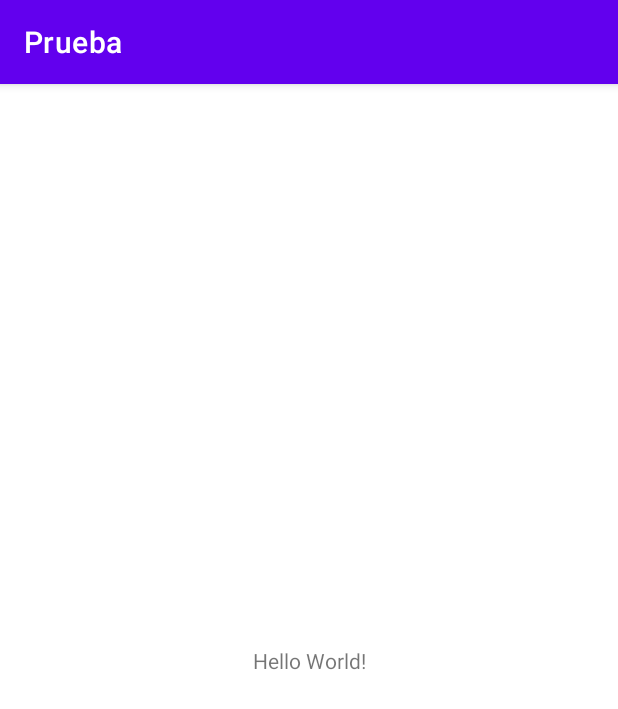
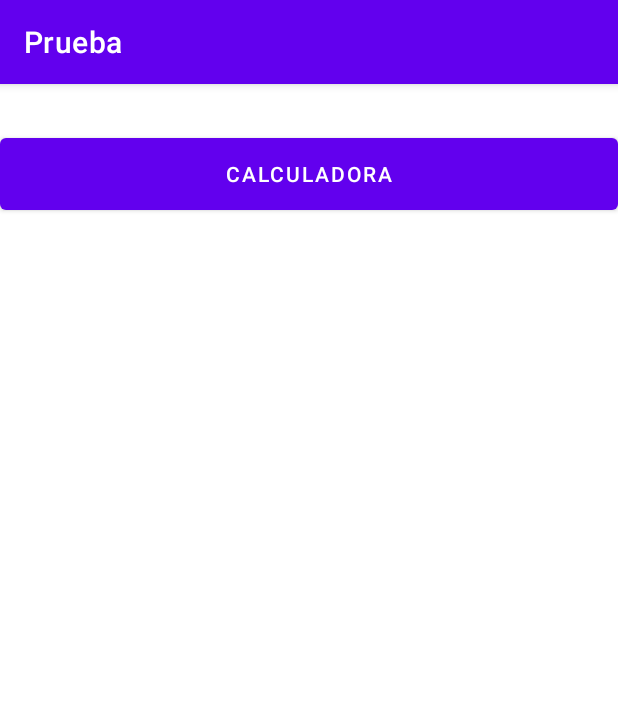
Before and after one commit to juan-bot/prueba, an Android app: the screen it shows after launch (MainActivity), on a phone screen of 412 x 824 dp. Shown: the top 709 px of the screen. Run offline under Robolectric (Android 15) with nearby library versions, the phone set to English and light mode, and no system bars.

```diff
--- /dev/null
+++ b/app/src/main/java/com/example/prueba/presentation/view/FrgMenu.kt
@@ -0,0 +1,31 @@
+package com.example.prueba.presentation.view
+
+import android.os.Bundle
+import androidx.fragment.app.Fragment
+import android.view.LayoutInflater
+import android.view.View
+import android.view.ViewGroup
+import androidx.navigation.Navigation
+import androidx.navigation.findNavController
+import com.example.prueba.R
+import com.example.prueba.databinding.FrgCalculadoraBinding
+import com.example.prueba.databinding.FrgMenuFrgBinding
+
+class FrgMenu : Fragment() {
+    private lateinit var binding: FrgMenuFrgBinding
+    override fun onCreateView(
+        inflater: LayoutInflater, container: ViewGroup?,
+        savedInstanceState: Bundle?
+    ): View? {
+        // Inflate the layout for this fragment
+        binding = FrgMenuFrgBinding.inflate(inflater,container,false)
+        return binding.root
+    }
+
+    override fun onViewCreated(view: View, savedInstanceState: Bundle?) {
+        super.onViewCreated(view, savedInstanceState)
+        binding.btncalculator.setOnClickListener{
+            view.findNavController().navigate(R.id.toFrgCalculadora)
+        }
+    }
+}
--- a/app/src/main/res/layout/activity_main.xml
+++ b/app/src/main/res/layout/activity_main.xml
@@ -5,14 +5,16 @@
     android:layout_width="match_parent"
     android:layout_height="match_parent"
     tools:context=".MainActivity">
+    <androidx.fragment.app.FragmentContainerView
+        android:id="@+id/nav_host_fragment"
+        android:name="androidx.navigation.fragment.NavHostFragment"
+        android:layout_width="0dp"
+        android:layout_height="0dp"
+        app:layout_constraintLeft_toLeftOf="parent"
+        app:layout_constraintRight_toRightOf="parent"
+        app:layout_constraintTop_toTopOf="parent"
+        app:layout_constraintBottom_toBottomOf="parent"
 
-    <TextView
-        android:layout_width="wrap_content"
-        android:layout_height="wrap_content"
-        android:text="Hello World!"
-        app:layout_constraintBottom_toBottomOf="parent"
-        app:layout_constraintEnd_toEndOf="parent"
-        app:layout_constraintStart_toStartOf="parent"
-        app:layout_constraintTop_toTopOf="parent" />
-
+        app:defaultNavHost="true"
+        app:navGraph="@navigation/navgraph" />
 </androidx.constraintlayout.widget.ConstraintLayout>
--- /dev/null
+++ b/app/src/main/res/layout/frg_menu_frg.xml
@@ -0,0 +1,16 @@
+<?xml version="1.0" encoding="utf-8"?>
+<RelativeLayout xmlns:android="http://schemas.android.com/apk/res/android"
+    xmlns:tools="http://schemas.android.com/tools"
+    android:layout_width="match_parent"
+    android:layout_height="match_parent"
+    tools:context=".presentation.view.FrgMenu">
+
+    <Button
+        android:id="@+id/btncalculator"
+        android:layout_width="match_parent"
+        android:layout_height="60dp"
+        android:text="Calculadora"
+        android:layout_marginTop="30dp"
+        />
+
+</RelativeLayout>
--- /dev/null
+++ b/app/src/main/res/navigation/navgraph.xml
@@ -0,0 +1,22 @@
+<?xml version="1.0" encoding="utf-8"?>
+<navigation xmlns:android="http://schemas.android.com/apk/res/android"
+    xmlns:app="http://schemas.android.com/apk/res-auto"
+    xmlns:tools="http://schemas.android.com/tools"
+    android:id="@+id/navgraph"
+    app:startDestination="@id/frgMenu">
+
+    <fragment
+        android:id="@+id/frgMenu"
+        android:name="com.example.prueba.presentation.view.FrgMenu"
+        android:label="frg_menu_frg"
+        tools:layout="@layout/frg_menu_frg" >
+        <action
+            android:id="@+id/toFrgCalculadora"
+            app:destination="@id/frgCalculadora" />
+    </fragment>
+    <fragment
+        android:id="@+id/frgCalculadora"
+        android:name="com.example.prueba.presentation.view.FrgCalculadora"
+        android:label="frg_calculadora"
+        tools:layout="@layout/frg_calculadora" />
+</navigation>
--- a/app/src/main/res/values/strings.xml
+++ b/app/src/main/res/values/strings.xml
@@ -1,3 +1,6 @@
 <resources>
     <string name="app_name">Prueba</string>
+    <!-- TODO: Remove or change this placeholder text -->
+    <string name="hello_blank_fragment">Hello blank fragment</string>
+    <string name="one">1</string>
 </resources>
```
Also changed, not shown: app/build.gradle (+12 -0 lines), app/src/main/java/com/example/prueba/presentation/model/CalculatorVM.kt (added, +18 -0 lines), app/src/main/java/com/example/prueba/presentation/view/FrgCalculadora.kt (added, +80 -0 lines), app/src/main/res/layout/frg_calculadora.xml (added, +144 -0 lines).
